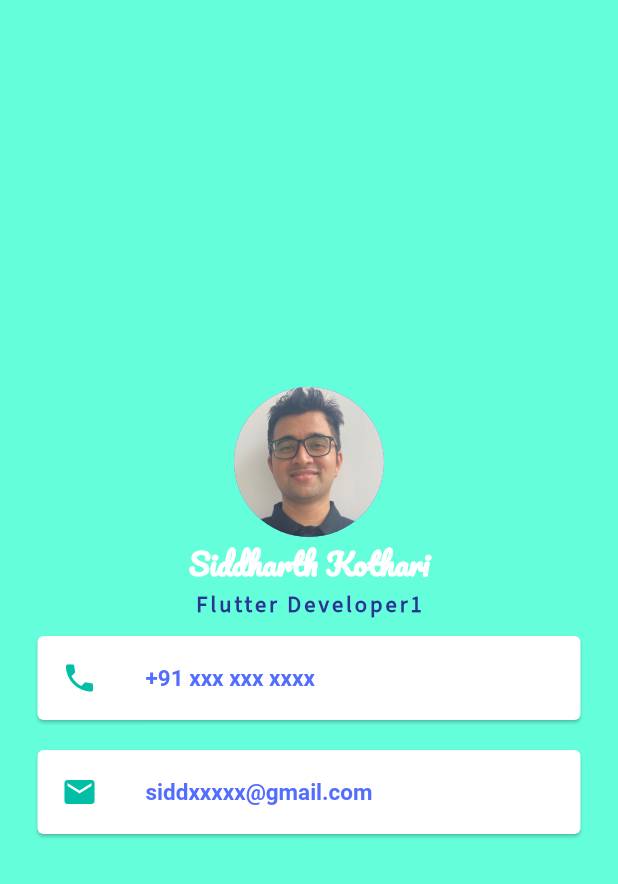
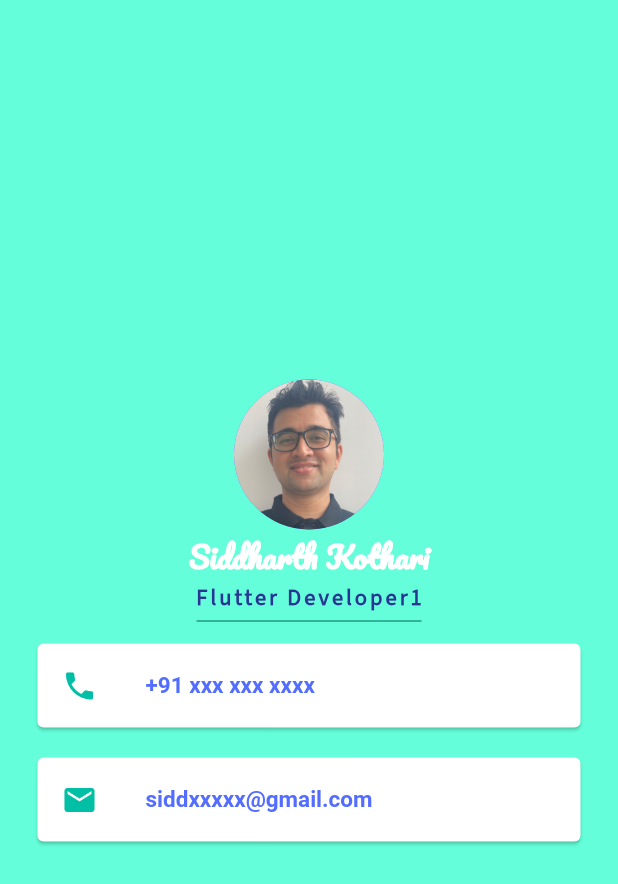
Before and after one commit to siddharth-kothari-spk/Flutter, a Flutter app: the screen it shows after launch, on a phone screen of 412 x 824 dp. Shown: the top 884 px of the screen. Run offline on Flutter 3.47's test engine with Material 2 defaults, Android fonts, the light colour scheme and no system bars.

Commit message:
adding divider widget

```diff
--- a/mi_card_flutter-master/lib/main.dart
+++ b/mi_card_flutter-master/lib/main.dart
@@ -37,6 +37,13 @@ class MyApp extends StatelessWidget {
                   color: Colors.indigo.shade800,
                   fontFamily: 'Source Sans 3',
                   letterSpacing: 2),
+            ),
+            SizedBox(
+              height: 10,
+              width: 150,
+              child: Divider(
+                color: Colors.teal.shade800,
+              ),
             ),
             Card(
               color: Colors.white,
```
